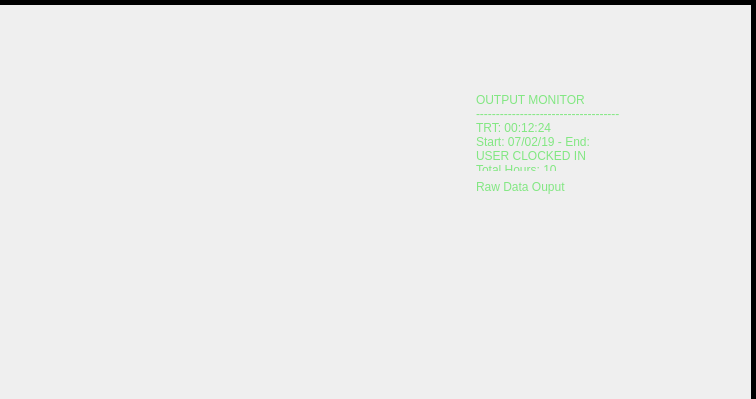
Qt form Python/Utilities/time_lord/ui/time_lord_clock.ui (SleepDeprivedVFX/t_sheets_listener) before a commit; both pictures show x 222 to 978 and y 0 to 399 of the 978 by 805 pixel window.
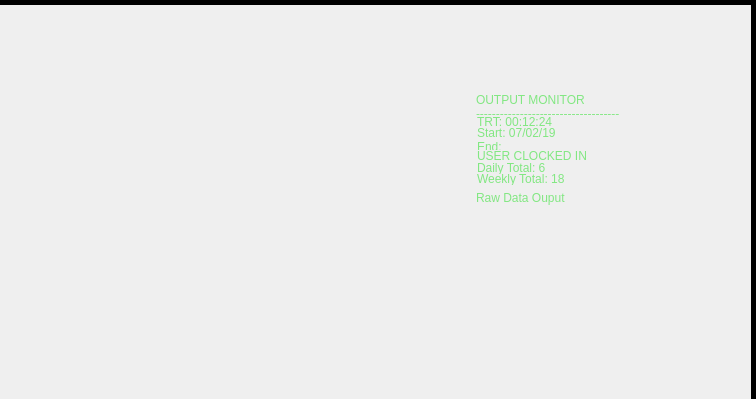
The same form after that commit. Icons and pictures are not drawn.

Commit message: Fixed my bug issues.  Separated out the Top Output into individual outputs, so I'm not cramming everything through one pipe each time.

What changed in the file:
```diff
--- a/Python/Utilities/time_lord/ui/time_lord_clock.ui
+++ b/Python/Utilities/time_lord/ui/time_lord_clock.ui
@@ -260,7 +260,7 @@
        <x>694</x>
        <y>89</y>
        <width>205</width>
-       <height>82</height>
+       <height>26</height>
       </rect>
      </property>
      <property name="styleSheet">
@@ -290,12 +290,7 @@
      </property>
      <property name="plainText">
       <string>OUTPUT MONITOR
-------------------------------------
-TRT: 00:12:24
-Start: 07/02/19 - End:
-USER CLOCKED IN
-Total Hours: 10
-Week Total: 20</string>
+------------------------------------</string>
      </property>
      <property name="backgroundVisible">
       <bool>false</bool>
@@ -564,9 +559,9 @@
      <property name="geometry">
       <rect>
        <x>694</x>
-       <y>176</y>
+       <y>187</y>
        <width>206</width>
-       <height>163</height>
+       <height>152</height>
       </rect>
      </property>
      <property name="styleSheet">
@@ -830,8 +825,8 @@
     <widget class="QLabel" name="day_meter">
      <property name="geometry">
       <rect>
-       <x>304</x>
-       <y>78</y>
+       <x>305</x>
+       <y>77</y>
        <width>192</width>
        <height>192</height>
       </rect>
@@ -856,7 +851,7 @@
      <property name="geometry">
       <rect>
        <x>481</x>
-       <y>78</y>
+       <y>76</y>
        <width>192</width>
        <height>192</height>
       </rect>
@@ -962,6 +957,216 @@
       <set>Qt::AlignCenter</set>
      </property>
     </widget>
+    <widget class="QPlainTextEdit" name="output_trt">
+     <property name="geometry">
+      <rect>
+       <x>695</x>
+       <y>111</y>
+       <width>205</width>
+       <height>17</height>
+      </rect>
+     </property>
+     <property name="styleSheet">
+      <string notr="true">
+border-color: rgba(0, 0, 0, 0);
+background-color: rgba(0, 0, 0, 0);
+font: 75 7pt &quot;MS UI Gothic&quot;;
+color: rgb(130, 231, 130);</string>
+     </property>
+     <property name="frameShape">
+      <enum>QFrame::NoFrame</enum>
+     </property>
+     <property name="frameShadow">
+      <enum>QFrame::Plain</enum>
+     </property>
+     <property name="lineWidth">
+      <number>0</number>
+     </property>
+     <property name="midLineWidth">
+      <number>0</number>
+     </property>
+     <property name="verticalScrollBarPolicy">
+      <enum>Qt::ScrollBarAlwaysOff</enum>
+     </property>
+     <property name="horizontalScrollBarPolicy">
+      <enum>Qt::ScrollBarAlwaysOff</enum>
+     </property>
+     <property name="plainText">
+      <string>TRT: 00:12:24
+</string>
+     </property>
+     <property name="backgroundVisible">
+      <bool>false</bool>
+     </property>
+    </widget>
+    <widget class="QPlainTextEdit" name="output_start_end">
+     <property name="geometry">
+      <rect>
+       <x>695</x>
+       <y>122</y>
+       <width>204</width>
+       <height>28</height>
+      </rect>
+     </property>
+     <property name="styleSheet">
+      <string notr="true">
+border-color: rgba(0, 0, 0, 0);
+background-color: rgba(0, 0, 0, 0);
+font: 75 7pt &quot;MS UI Gothic&quot;;
+color: rgb(130, 231, 130);</string>
+     </property>
+     <property name="frameShape">
+      <enum>QFrame::NoFrame</enum>
+     </property>
+     <property name="frameShadow">
+      <enum>QFrame::Plain</enum>
+     </property>
+     <property name="lineWidth">
+      <number>0</number>
+     </property>
+     <property name="midLineWidth">
+      <number>0</number>
+     </property>
+     <property name="verticalScrollBarPolicy">
+      <enum>Qt::ScrollBarAlwaysOff</enum>
+     </property>
+     <property name="horizontalScrollBarPolicy">
+      <enum>Qt::ScrollBarAlwaysOff</enum>
+     </property>
+     <property name="lineWrapMode">
+      <enum>QPlainTextEdit::NoWrap</enum>
+     </property>
+     <property name="plainText">
+      <string>Start: 07/02/19
+End:</string>
+     </property>
+     <property name="backgroundVisible">
+      <bool>false</bool>
+     </property>
+    </widget>
+    <widget class="QPlainTextEdit" name="output_user">
+     <property name="geometry">
+      <rect>
+       <x>695</x>
+       <y>145</y>
+       <width>204</width>
+       <height>20</height>
+      </rect>
+     </property>
+     <property name="styleSheet">
+      <string notr="true">
+border-color: rgba(0, 0, 0, 0);
+background-color: rgba(0, 0, 0, 0);
+font: 75 7pt &quot;MS UI Gothic&quot;;
+color: rgb(130, 231, 130);</string>
+     </property>
+     <property name="frameShape">
+      <enum>QFrame::NoFrame</enum>
+     </property>
+     <property name="frameShadow">
+      <enum>QFrame::Plain</enum>
+     </property>
+     <property name="lineWidth">
+      <number>0</number>
+     </property>
+     <property name="midLineWidth">
+      <number>0</number>
+     </property>
+     <property name="verticalScrollBarPolicy">
+      <enum>Qt::ScrollBarAlwaysOff</enum>
+     </property>
+     <property name="horizontalScrollBarPolicy">
+      <enum>Qt::ScrollBarAlwaysOff</enum>
+     </property>
+     <property name="plainText">
+      <string>USER CLOCKED IN</string>
+     </property>
+     <property name="backgroundVisible">
+      <bool>false</bool>
+     </property>
+    </widget>
+    <widget class="QPlainTextEdit" name="output_daily">
+     <property name="geometry">
+      <rect>
+       <x>695</x>
+       <y>157</y>
+       <width>204</width>
+       <height>17</height>
+      </rect>
+     </property>
+     <property name="styleSheet">
+      <string notr="true">
+border-color: rgba(0, 0, 0, 0);
+background-color: rgba(0, 0, 0, 0);
+font: 75 7pt &quot;MS UI Gothic&quot;;
+color: rgb(130, 231, 130);</string>
+     </property>
+     <property name="frameShape">
+      <enum>QFrame::NoFrame</enum>
+     </property>
+     <property name="frameShadow">
+      <enum>QFrame::Plain</enum>
+     </property>
+     <property name="lineWidth">
+      <number>0</number>
+     </property>
+     <property name="midLineWidth">
+      <number>0</number>
+     </property>
+     <property name="verticalScrollBarPolicy">
+      <enum>Qt::ScrollBarAlwaysOff</enum>
+     </property>
+     <property name="horizontalScrollBarPolicy">
+      <enum>Qt::ScrollBarAlwaysOff</enum>
+     </property>
+     <property name="plainText">
+      <string>Daily Total: 6</string>
+     </property>
+     <property name="backgroundVisible">
+      <bool>false</bool>
+     </property>
+    </widget>
+    <widget class="QPlainTextEdit" name="output_weekly">
+     <property name="geometry">
+      <rect>
+       <x>695</x>
+       <y>168</y>
+       <width>204</width>
+       <height>17</height>
+      </rect>
+     </property>
+     <property name="styleSheet">
+      <string notr="true">
+border-color: rgba(0, 0, 0, 0);
+background-color: rgba(0, 0, 0, 0);
+font: 75 7pt &quot;MS UI Gothic&quot;;
+color: rgb(130, 231, 130);</string>
+     </property>
+     <property name="frameShape">
+      <enum>QFrame::NoFrame</enum>
+     </property>
+     <property name="frameShadow">
+      <enum>QFrame::Plain</enum>
+     </property>
+     <property name="lineWidth">
+      <number>0</number>
+     </property>
+     <property name="midLineWidth">
+      <number>0</number>
+     </property>
+     <property name="verticalScrollBarPolicy">
+      <enum>Qt::ScrollBarAlwaysOff</enum>
+     </property>
+     <property name="horizontalScrollBarPolicy">
+      <enum>Qt::ScrollBarAlwaysOff</enum>
+     </property>
+     <property name="plainText">
+      <string>Weekly Total: 18</string>
+     </property>
+     <property name="backgroundVisible">
+      <bool>false</bool>
+     </property>
+    </widget>
    </widget>
   </widget>
   <action name="actionCrash_Computer">
```
Left out of the diff: 6 changed lines with no effect on the pictures. The commit also changes 5 other files.
